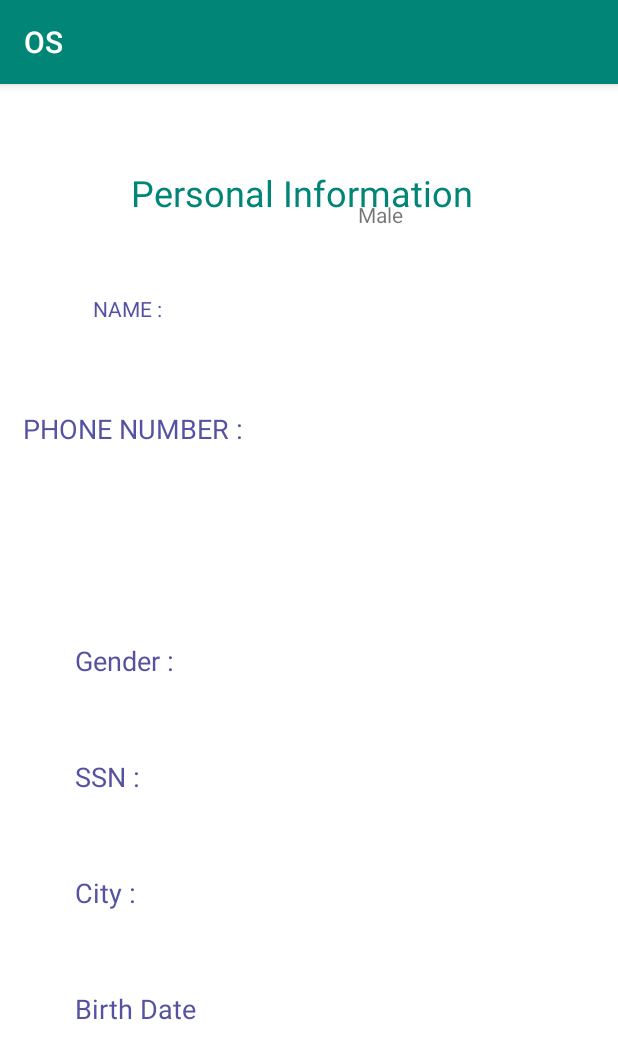
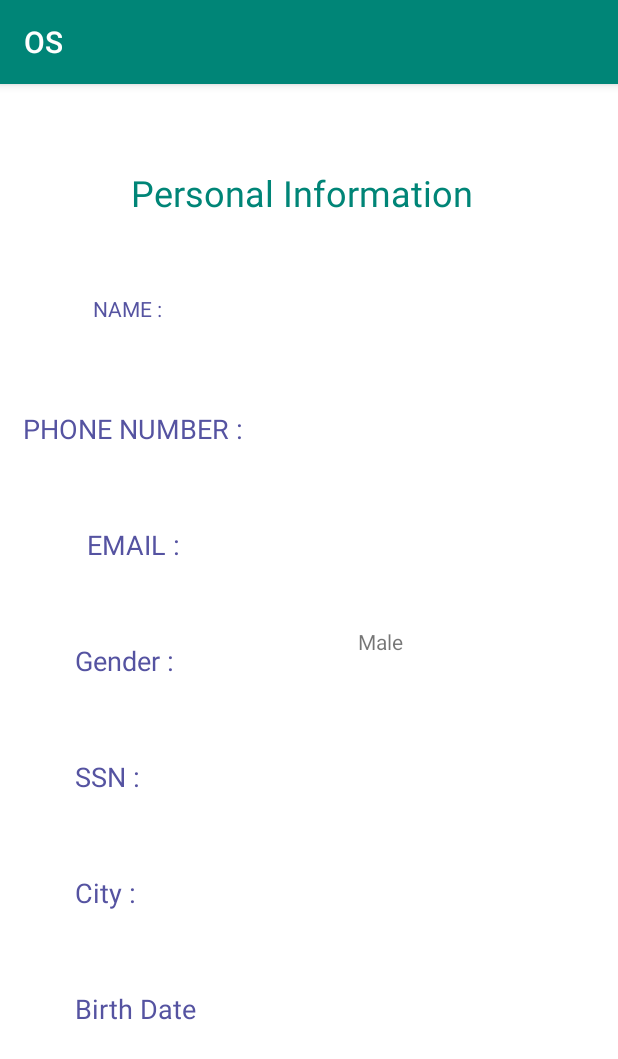
Before and after one commit to Ghaihab/mobile_erp, an Android app: the PersonalnfoActivity screen opened directly, with no data from a screen before it, on a phone screen of 412 x 824 dp. Shown: the top 1059 px of the screen. Run offline under Robolectric (Android 15) with nearby library versions, the phone set to English and light mode, and no system bars; 10 statements that could not run were skipped.

Commit message:
love you

```diff
--- a/app/src/main/res/layout/personal_information.xml
+++ b/app/src/main/res/layout/personal_information.xml
@@ -131,6 +131,8 @@
         android:id="@+id/textView14"
         android:layout_width="169dp"
         android:layout_height="49dp"
+        android:layout_marginStart="8dp"
+        android:layout_marginLeft="8dp"
         android:layout_marginTop="28dp"
         android:layout_marginEnd="69dp"
         android:layout_marginRight="69dp"
@@ -140,6 +142,7 @@
         android:textColor="@color/colorPrimaryDark"
         android:textSize="18sp"
         app:layout_constraintEnd_toStartOf="@+id/textView5"
+        app:layout_constraintHorizontal_bias="0.0"
         app:layout_constraintStart_toStartOf="parent"
         app:layout_constraintTop_toBottomOf="@+id/textView13" />
 
@@ -159,8 +162,11 @@
         android:layout_width="169dp"
         android:layout_height="49dp"
 
-        tools:layout_editor_absoluteX="238dp"
-        tools:layout_editor_absoluteY="285dp" />
+        android:layout_marginTop="28dp"
+        android:layout_marginEnd="8dp"
+        android:layout_marginRight="8dp"
+        app:layout_constraintEnd_toEndOf="parent"
+        app:layout_constraintTop_toBottomOf="@+id/textView6" />
 
     <TextView
         android:id="@+id/textView8"
```
